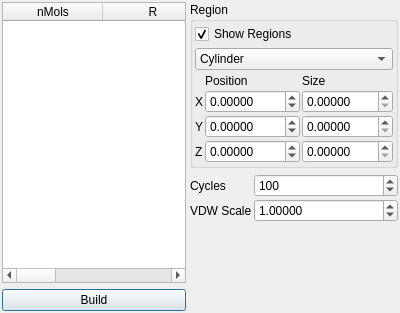
First picture: the form in src/gui/disorder.ui, repository trisyoungs/aten, before the edit.
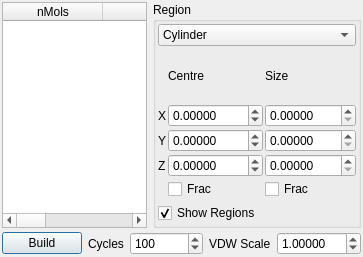
Second picture: the form after the edit.

Commit message: Added checks to Disorder window widget functions to prevent needless updates of model data. Added checkboxes to allow disorder region geometry to be specified in fractional coords. Fixed searching for forcefields in default locations - datadir was not properly used. Added check for the presence of a unit cell at start of MonteCarlo::disorder(). Small fix to CLI where program would not exit if a commandlist failed. Added proper return for failures in CA_DISORDER.

```diff
--- a/src/gui/disorder.ui
+++ b/src/gui/disorder.ui
@@ -5,14 +5,14 @@
    <rect>
     <x>0</x>
     <y>0</y>
-    <width>400</width>
-    <height>313</height>
+    <width>363</width>
+    <height>257</height>
    </rect>
   </property>
   <property name="windowTitle" >
    <string>Disordered Builder</string>
   </property>
-  <layout class="QHBoxLayout" >
+  <layout class="QVBoxLayout" >
    <property name="margin" >
     <number>2</number>
    </property>
@@ -20,7 +20,7 @@
     <number>4</number>
    </property>
    <item>
-    <layout class="QVBoxLayout" >
+    <layout class="QHBoxLayout" >
      <property name="margin" >
       <number>0</number>
      </property>
@@ -61,23 +61,6 @@
       </widget>
      </item>
      <item>
-      <widget class="QPushButton" name="DisorderStartButton" >
-       <property name="text" >
-        <string>Build</string>
-       </property>
-      </widget>
-     </item>
-    </layout>
-   </item>
-   <item>
-    <layout class="QVBoxLayout" >
-     <property name="margin" >
-      <number>0</number>
-     </property>
-     <property name="spacing" >
-      <number>6</number>
-     </property>
-     <item>
       <widget class="QGroupBox" name="ComponentRegionGroup" >
        <property name="title" >
         <string>Region</string>
@@ -89,16 +72,6 @@
         <property name="spacing" >
          <number>4</number>
         </property>
-        <item>
-         <widget class="QCheckBox" name="ShowRegionsCheck" >
-          <property name="text" >
-           <string>Show Regions</string>
-          </property>
-          <property name="checked" >
-           <bool>true</bool>
-          </property>
-         </widget>
-        </item>
         <item>
          <widget class="QComboBox" name="ComponentRegionCombo" >
           <property name="sizePolicy" >
@@ -143,7 +116,7 @@
            <number>2</number>
           </property>
           <item row="1" column="1" >
-           <widget class="QDoubleSpinBox" name="ComponentCentreXSpin" >
+           <widget class="QDoubleSpinBox" name="CentreXSpin" >
             <property name="sizePolicy" >
              <sizepolicy>
               <hsizetype>7</hsizetype>
@@ -163,42 +136,6 @@
             </property>
            </widget>
           </item>
-          <item row="2" column="1" >
-           <widget class="QDoubleSpinBox" name="ComponentCentreYSpin" >
-            <property name="sizePolicy" >
-             <sizepolicy>
-              <hsizetype>7</hsizetype>
-              <vsizetype>0</vsizetype>
-              <horstretch>0</horstretch>
-              <verstretch>0</verstretch>
-             </sizepolicy>
-            </property>
-            <property name="decimals" >
-             <number>5</number>
-            </property>
-            <property name="maximum" >
-             <double>1000.000000000000000</double>
-            </property>
-            <property name="minimum" >
-             <double>-1000.000000000000000</double>
-            </property>
-           </widget>
-          </item>
-          <item row="3" column="0" >
-           <widget class="QLabel" name="label_25" >
-            <property name="sizePolicy" >
-             <sizepolicy>
-              <hsizetype>1</hsizetype>
-              <vsizetype>5</vsizetype>
-              <horstretch>0</horstretch>
-              <verstretch>0</verstretch>
-             </sizepolicy>
-            </property>
-            <property name="text" >
-             <string>Z</string>
-            </property>
-           </widget>
-          </item>
           <item row="1" column="0" >
            <widget class="QLabel" name="label_23" >
             <property name="sizePolicy" >
@@ -214,80 +151,8 @@
             </property>
            </widget>
           </item>
-          <item row="2" column="0" >
-           <widget class="QLabel" name="label_24" >
-            <property name="sizePolicy" >
-             <sizepolicy>
-              <hsizetype>1</hsizetype>
-              <vsizetype>5</vsizetype>
-              <horstretch>0</horstretch>
-              <verstretch>0</verstretch>
-             </sizepolicy>
-            </property>
-            <property name="text" >
-             <string>Y</string>
-            </property>
-           </widget>
-          </item>
           <item row="1" column="2" >
-           <widget class="QDoubleSpinBox" name="ComponentSizeXSpin" >
-            <property name="sizePolicy" >
-             <sizepolicy>
-              <hsizetype>7</hsizetype>
-              <vsizetype>0</vsizetype>
-              <horstretch>0</horstretch>
-              <verstretch>0</verstretch>
-             </sizepolicy>
-            </property>
-            <property name="decimals" >
-             <number>5</number>
-            </property>
-            <property name="maximum" >
-             <double>2000.000000000000000</double>
-            </property>
-           </widget>
-          </item>
-          <item row="2" column="2" >
-           <widget class="QDoubleSpinBox" name="ComponentSizeYSpin" >
-            <property name="sizePolicy" >
-             <sizepolicy>
-              <hsizetype>7</hsizetype>
-              <vsizetype>0</vsizetype>
-              <horstretch>0</horstretch>
-              <verstretch>0</verstretch>
-             </sizepolicy>
-            </property>
-            <property name="decimals" >
-             <number>5</number>
-            </property>
-            <property name="maximum" >
-             <double>2000.000000000000000</double>
-            </property>
-           </widget>
-          </item>
-          <item row="3" column="1" >
-           <widget class="QDoubleSpinBox" name="ComponentCentreZSpin" >
-            <property name="sizePolicy" >
-             <sizepolicy>
-              <hsizetype>7</hsizetype>
-              <vsizetype>0</vsizetype>
-              <horstretch>0</horstretch>
-              <verstretch>0</verstretch>
-             </sizepolicy>
-            </property>
-            <property name="decimals" >
-             <number>5</number>
-            </property>
-            <property name="maximum" >
-             <double>1000.000000000000000</double>
-            </property>
-            <property name="minimum" >
-             <double>-1000.000000000000000</double>
-            </property>
-           </widget>
-          </item>
-          <item row="3" column="2" >
-           <widget class="QDoubleSpinBox" name="ComponentSizeZSpin" >
+           <widget class="QDoubleSpinBox" name="SizeXSpin" >
             <property name="sizePolicy" >
              <sizepolicy>
               <hsizetype>7</hsizetype>
@@ -315,7 +180,28 @@
              </sizepolicy>
             </property>
             <property name="text" >
-             <string>Position</string>
+             <string>Centre</string>
+            </property>
+           </widget>
+          </item>
+          <item row="3" column="1" >
+           <widget class="QDoubleSpinBox" name="CentreZSpin" >
+            <property name="sizePolicy" >
+             <sizepolicy>
+              <hsizetype>7</hsizetype>
+              <vsizetype>0</vsizetype>
+              <horstretch>0</horstretch>
+              <verstretch>0</verstretch>
+             </sizepolicy>
+            </property>
+            <property name="decimals" >
+             <number>5</number>
+            </property>
+            <property name="maximum" >
+             <double>1000.000000000000000</double>
+            </property>
+            <property name="minimum" >
+             <double>-1000.000000000000000</double>
             </property>
            </widget>
           </item>
@@ -334,89 +220,202 @@
             </property>
            </widget>
           </item>
+          <item row="2" column="0" >
+           <widget class="QLabel" name="label_24" >
+            <property name="sizePolicy" >
+             <sizepolicy>
+              <hsizetype>1</hsizetype>
+              <vsizetype>5</vsizetype>
+              <horstretch>0</horstretch>
+              <verstretch>0</verstretch>
+             </sizepolicy>
+            </property>
+            <property name="text" >
+             <string>Y</string>
+            </property>
+           </widget>
+          </item>
+          <item row="2" column="1" >
+           <widget class="QDoubleSpinBox" name="CentreYSpin" >
+            <property name="sizePolicy" >
+             <sizepolicy>
+              <hsizetype>7</hsizetype>
+              <vsizetype>0</vsizetype>
+              <horstretch>0</horstretch>
+              <verstretch>0</verstretch>
+             </sizepolicy>
+            </property>
+            <property name="decimals" >
+             <number>5</number>
+            </property>
+            <property name="maximum" >
+             <double>1000.000000000000000</double>
+            </property>
+            <property name="minimum" >
+             <double>-1000.000000000000000</double>
+            </property>
+           </widget>
+          </item>
+          <item row="3" column="2" >
+           <widget class="QDoubleSpinBox" name="SizeZSpin" >
+            <property name="sizePolicy" >
+             <sizepolicy>
+              <hsizetype>7</hsizetype>
+              <vsizetype>0</vsizetype>
+              <horstretch>0</horstretch>
+              <verstretch>0</verstretch>
+             </sizepolicy>
+            </property>
+            <property name="decimals" >
+             <number>5</number>
+            </property>
+            <property name="maximum" >
+             <double>2000.000000000000000</double>
+            </property>
+           </widget>
+          </item>
+          <item row="3" column="0" >
+           <widget class="QLabel" name="label_25" >
+            <property name="sizePolicy" >
+             <sizepolicy>
+              <hsizetype>1</hsizetype>
+              <vsizetype>5</vsizetype>
+              <horstretch>0</horstretch>
+              <verstretch>0</verstretch>
+             </sizepolicy>
+            </property>
+            <property name="text" >
+             <string>Z</string>
+            </property>
+           </widget>
+          </item>
+          <item row="2" column="2" >
+           <widget class="QDoubleSpinBox" name="SizeYSpin" >
+            <property name="sizePolicy" >
+             <sizepolicy>
+              <hsizetype>7</hsizetype>
+              <vsizetype>0</vsizetype>
+              <horstretch>0</horstretch>
+              <verstretch>0</verstretch>
+             </sizepolicy>
+            </property>
+            <property name="decimals" >
+             <number>5</number>
+            </property>
+            <property name="maximum" >
+             <double>2000.000000000000000</double>
+            </property>
+           </widget>
+          </item>
+          <item row="4" column="1" >
+           <widget class="QCheckBox" name="CentreFracCheck" >
+            <property name="text" >
+             <string>Frac</string>
+            </property>
+           </widget>
+          </item>
+          <item row="4" column="2" >
+           <widget class="QCheckBox" name="SizeFracCheck" >
+            <property name="text" >
+             <string>Frac</string>
+            </property>
+           </widget>
+          </item>
          </layout>
         </item>
+        <item>
+         <widget class="QCheckBox" name="ShowRegionsCheck" >
+          <property name="text" >
+           <string>Show Regions</string>
+          </property>
+          <property name="checked" >
+           <bool>true</bool>
+          </property>
+         </widget>
+        </item>
        </layout>
       </widget>
      </item>
+    </layout>
+   </item>
+   <item>
+    <layout class="QHBoxLayout" >
+     <property name="margin" >
+      <number>0</number>
+     </property>
+     <property name="spacing" >
+      <number>6</number>
+     </property>
      <item>
-      <layout class="QGridLayout" >
-       <property name="margin" >
-        <number>0</number>
+      <widget class="QPushButton" name="DisorderStartButton" >
+       <property name="sizePolicy" >
+        <sizepolicy>
+         <hsizetype>7</hsizetype>
+         <vsizetype>0</vsizetype>
+         <horstretch>0</horstretch>
+         <verstretch>0</verstretch>
+        </sizepolicy>
        </property>
-       <property name="spacing" >
-        <number>2</number>
+       <property name="text" >
+        <string>Build</string>
        </property>
-       <item row="1" column="1" >
-        <widget class="QDoubleSpinBox" name="VDWScaleSpin" >
-         <property name="sizePolicy" >
-          <sizepolicy>
-           <hsizetype>7</hsizetype>
-           <vsizetype>0</vsizetype>
-           <horstretch>0</horstretch>
-           <verstretch>0</verstretch>
-          </sizepolicy>
-         </property>
-         <property name="decimals" >
-          <number>5</number>
-         </property>
-         <property name="maximum" >
-          <double>100.000000000000000</double>
-         </property>
-         <property name="singleStep" >
-          <double>0.010000000000000</double>
-         </property>
-         <property name="value" >
-          <double>1.000000000000000</double>
-         </property>
-        </widget>
-       </item>
-       <item row="1" column="0" >
-        <widget class="QLabel" name="label_30" >
-         <property name="text" >
-          <string>VDW Scale</string>
-         </property>
-        </widget>
-       </item>
-       <item row="0" column="1" >
-        <widget class="QSpinBox" name="DisorderCyclesSpin" >
-         <property name="sizePolicy" >
-          <sizepolicy>
-           <hsizetype>7</hsizetype>
-           <vsizetype>0</vsizetype>
-           <horstretch>0</horstretch>
-           <verstretch>0</verstretch>
-          </sizepolicy>
-         </property>
-         <property name="maximum" >
-          <number>10000</number>
-         </property>
-         <property name="value" >
-          <number>100</number>
-         </property>
-        </widget>
-       </item>
-       <item row="0" column="0" >
-        <widget class="QLabel" name="label_27" >
-         <property name="text" >
-          <string>Cycles</string>
-         </property>
-        </widget>
-       </item>
-      </layout>
+      </widget>
      </item>
      <item>
-      <spacer>
-       <property name="orientation" >
-        <enum>Qt::Vertical</enum>
+      <widget class="QLabel" name="label_27" >
+       <property name="text" >
+        <string>Cycles</string>
        </property>
-       <property name="sizeHint" >
-        <size>
-         <width>20</width>
-         <height>0</height>
-        </size>
+      </widget>
+     </item>
+     <item>
+      <widget class="QSpinBox" name="DisorderCyclesSpin" >
+       <property name="sizePolicy" >
+        <sizepolicy>
+         <hsizetype>7</hsizetype>
+         <vsizetype>0</vsizetype>
+         <horstretch>0</horstretch>
+         <verstretch>0</verstretch>
+        </sizepolicy>
        </property>
-      </spacer>
+       <property name="maximum" >
+        <number>10000</number>
+       </property>
+       <property name="value" >
+        <number>100</number>
+       </property>
+      </widget>
+     </item>
+     <item>
+      <widget class="QLabel" name="label_30" >
+       <property name="text" >
+        <string>VDW Scale</string>
+       </property>
+      </widget>
+     </item>
+     <item>
+      <widget class="QDoubleSpinBox" name="VDWScaleSpin" >
+       <property name="sizePolicy" >
+        <sizepolicy>
+         <hsizetype>7</hsizetype>
+         <vsizetype>0</vsizetype>
+         <horstretch>0</horstretch>
+         <verstretch>0</verstretch>
+        </sizepolicy>
+       </property>
+       <property name="decimals" >
+        <number>5</number>
+       </property>
+       <property name="maximum" >
+        <double>100.000000000000000</double>
+       </property>
+       <property name="singleStep" >
+        <double>0.010000000000000</double>
+       </property>
+       <property name="value" >
+        <double>1.000000000000000</double>
+       </property>
+      </widget>
      </item>
     </layout>
    </item>
```
The commit also changes 9 other files.
